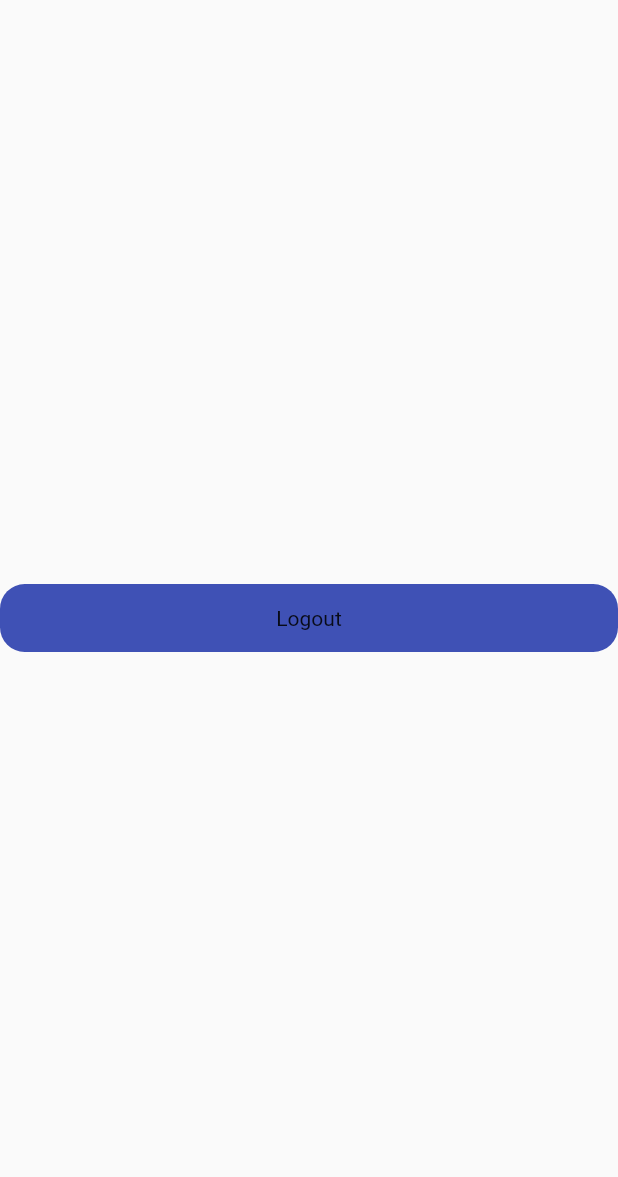
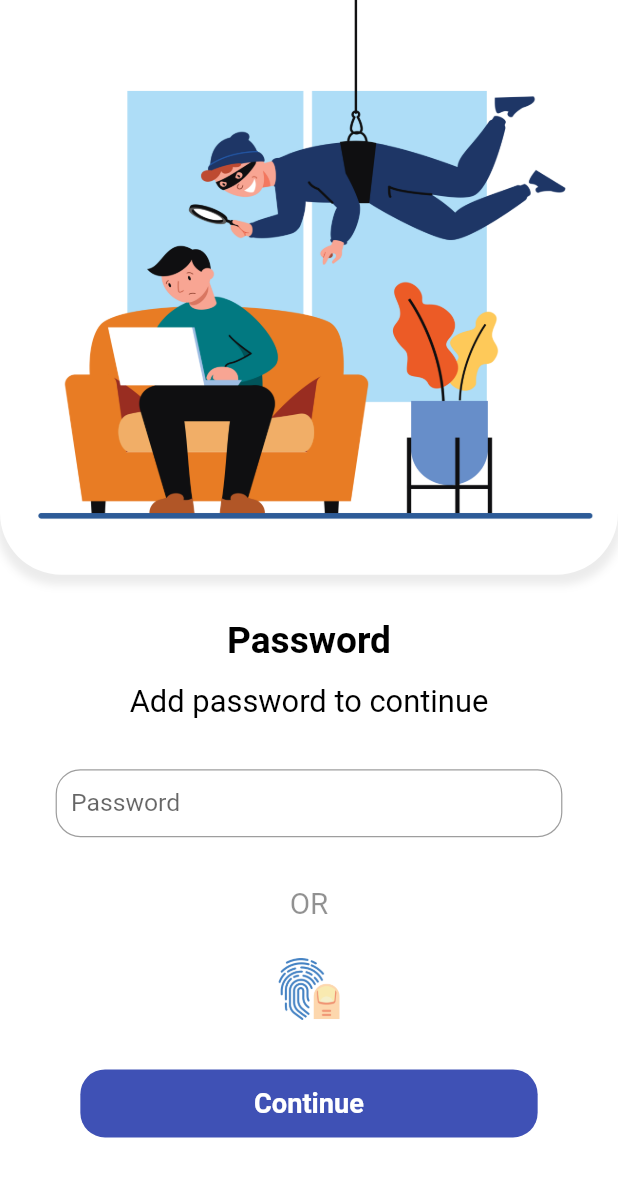
Before and after one commit to Yusra-glh/Save-passwords, a Flutter app: the screen it shows once a user with an empty profile is signed in, on a phone screen of 412 x 824 dp. Shown: the top 1177 px of the screen. Run offline on Flutter 3.47's test engine with Material 2 defaults, Android fonts, the phone set to English and light mode, and no system bars; our stand-ins replace cloud_firestore, firebase_auth, firebase_core, google_sign_in; accounts and stored records are empty; Roboto replaces fonts that are missing (NunitoBold, NunitoRegular).

Commit message:
add password screen

```diff
--- /dev/null
+++ b/lib/views/add_password.dart
@@ -0,0 +1,134 @@
+import 'package:firebase_auth/firebase_auth.dart';
+import 'package:flutter/material.dart';
+import 'package:flutter/scheduler.dart';
+import 'package:provider/provider.dart';
+import 'package:save_password/config/size_config.dart';
+import 'package:save_password/config/style.dart';
+import 'package:save_password/config/textStyle.dart';
+import 'package:save_password/providers/auth_provider.dart';
+import 'package:save_password/views/home_screen.dart';
+import 'package:save_password/widgets/primary_button.dart';
+import 'package:save_password/widgets/text_field.dart';
+
+import '../widgets/rounded_text_field.dart';
+class AddPassword extends StatefulWidget {
+  const AddPassword({Key? key}) : super(key: key);
+
+  @override
+  State<AddPassword> createState() => _SignInState();
+}
+
+class _SignInState extends State<AddPassword> {
+  TextEditingController passwordController = TextEditingController();
+
+  @override
+  void initState() {
+    super.initState();
+  }
+
+  @override
+  void dispose() {
+    //   _animationController.dispose();
+    super.dispose();
+  }
+
+  @override
+  Widget build(BuildContext context) {
+    var hm=SizeConfig.heightMultiplier;
+    var wm=SizeConfig.widthMultiplier;
+    var tm=SizeConfig.textMultiplier;
+    var provider= context.read<AuthProvider>();
+    var Dprovider=context.watch<AuthProvider>();
+    timeDilation = 1;
+
+    return
+            GestureDetector(
+              onTap: () {
+                FocusScopeNode currentFocus = FocusScope.of(context);
+                if (!currentFocus.hasPrimaryFocus) {
+                  currentFocus.unfocus();
+                }
+              },
+              child: Scaffold(
+                backgroundColor: Colors.white,
+                appBar: AppBar(
+                  toolbarHeight: hm* 50,
+                  elevation: 0,
+                  automaticallyImplyLeading: false,
+                  backgroundColor: Colors.white,
+                  flexibleSpace: Center(
+                    child: Container(
+                      width: double.maxFinite,
+                      height: hm * 60,
+                      margin: EdgeInsets.only(bottom: hm*3.5),
+                      decoration: BoxDecoration(
+                          boxShadow: [
+                            BoxShadow(
+                              color: Colors.grey.withOpacity(0.2),
+                              spreadRadius: wm * 0.5,
+                              blurRadius: wm * 1,
+                              offset: Offset(
+                                  wm * 0.0, hm * 0.5), // changes position of shadow
+                            ),
+                          ],
+                          image: const DecorationImage(
+                              image: AssetImage('assets/icons/password_bg.jpg'),
+                              fit: BoxFit.fill),
+                          borderRadius: BorderRadius.only(
+                              bottomLeft: Radius.circular(wm * 10),
+                              bottomRight: Radius.circular(wm * 10))),
+                    ),
+                  ),
+                ),
+                body: SingleChildScrollView(
+                  child: Column(
+                    children: [
+                      Text('Password',style: tS('NunitoBold', tm*3, FontWeight.bold, Colors.black),),
+                      SizedBox(height: hm*1.8,),
+                      Text('Add password to continue',style: tS('NunitoRegular', tm*2.5, FontWeight.normal, Colors.black),),
+                      Padding(
+                        padding:  EdgeInsets.fromLTRB(wm*9,hm*1,wm*9,0),
+                        child: Form(
+                          child: Column(
+                            children: [
+                              SizedBox(height: hm*3,),
+                              /** Login button**/
+                              roundedTextField(context,wm,hm,tm,passwordController,"Password"),
+                              SizedBox(height: hm*4,),
+                              Text("OR",style: tS('NunitoRegular', tm*2.4, FontWeight.w400, Colors.black.withOpacity(0.43)),),
+                              SizedBox(height: hm*3,),
+                              Center(
+                                child: SizedBox(
+                                  width: wm*10,
+                                  height: wm*10,
+                                  child: const Image(
+                                    image: AssetImage('assets/icons/fingerprint.png',),
+                                    fit: BoxFit.fill,
+                                  ),
+                                ),
+                              ),
+                              SizedBox(height: hm*4,),
+                              Padding(
+                                padding:  EdgeInsets.symmetric(horizontal: wm*4),
+                                child: primaryButton(height: hm*5.5, borderRadius: BorderRadius.circular(wm*4),width: double.maxFinite, widget:
+                                Center(
+                                  child: Text('Continue',style: tS('NunitoRegular', tm*2.2, FontWeight.bold, Colors.white),),
+                                ),function: () async {
+
+                                }),
+                              ),
+                              SizedBox(height: hm*2.2,),
+                              /** End Login button**/
+
+                            ],
+                          ),
+                        ),
+                      )
+                    ],
+                  ),
+                ),
+              ),
+            );
+
+  }
+}
--- a/lib/views/sign_up.dart
+++ b/lib/views/sign_up.dart
@@ -6,6 +6,7 @@ import 'package:save_password/config/size_config.dart';
 import 'package:save_password/config/style.dart';
 import 'package:save_password/config/textStyle.dart';
 import 'package:save_password/providers/auth_provider.dart';
+import 'package:save_password/views/add_password.dart';
 import 'package:save_password/views/home_screen.dart';
 import 'package:save_password/widgets/primary_button.dart';
 class SignIn extends StatefulWidget {
@@ -56,7 +57,7 @@ class _SignInState extends State<SignIn> with SingleTickerProviderStateMixin{
         } else if(snapshot.hasError) {
           return const Center(child: Text('Something went wrong!'));
         }else if(snapshot.hasData) {
-          return const HomeScreen();
+          return const AddPassword();
          }else {
           return !Dprovider.isLoading?
           GestureDetector(
@@ -69,7 +70,7 @@ class _SignInState extends State<SignIn> with SingleTickerProviderStateMixin{
             child: Scaffold(
               backgroundColor: Colors.white,
               appBar: AppBar(
-                toolbarHeight: hm* 60,
+                toolbarHeight: hm* 50,
                 elevation: 0,
                 automaticallyImplyLeading: false,
                 backgroundColor: Colors.white,
--- /dev/null
+++ b/lib/widgets/rounded_text_field.dart
@@ -0,0 +1,40 @@
+import 'package:flutter/cupertino.dart';
+import 'package:flutter/material.dart';
+
+import '../config/textStyle.dart';
+
+Widget roundedTextField(context,wm,hm,tm,controller,hint){
+  return Container(
+    height: hm*5.5,
+    decoration: BoxDecoration(
+        color: Colors.white,
+        borderRadius: BorderRadius.circular(wm*2)
+    ),
+    child: TextField(
+      controller:controller ,
+      keyboardType: TextInputType.text,
+      style: tS('NunitoRegular', tm*2, FontWeight.normal, Colors.black),
+      decoration: InputDecoration(
+          contentPadding: EdgeInsets.fromLTRB(wm*2.5, 0, wm*2.5, 0),
+          hintText: hint,
+          enabledBorder: OutlineInputBorder(
+              borderRadius: BorderRadius.circular(wm*4),
+              borderSide:  BorderSide(color:  Colors.grey,width: wm*0.2)
+          ),
+          focusedBorder: OutlineInputBorder(
+              borderRadius: BorderRadius.circular(wm*2),
+              borderSide:  BorderSide(color: Colors.grey,width: wm*0.2)
+          ),
+          errorBorder:OutlineInputBorder(
+              borderRadius: BorderRadius.circular(wm*2),
+              borderSide:  BorderSide(color: Colors.red,width: wm*0.2)
+          ),
+          focusedErrorBorder: OutlineInputBorder(
+              borderRadius: BorderRadius.circular(wm*2),
+              borderSide:  BorderSide(color: const Color(0xff707070),width: wm*0.2)
+          ),
+          errorStyle: tS('NunitoRegular', tm*2, FontWeight.normal, Colors.red)
+      ),
+    ),
+  );
+}
```
Also changed, not shown: lib/models/account.dart (added, +22 -0 lines), lib/providers/auth_provider.dart (+3 -5 lines), lib/widgets/text_field.dart (added, +35 -0 lines), assets/icons/fingerprint.png (added), assets/icons/password_bg.jpg (added), lib/models/account.g.dart (added).
